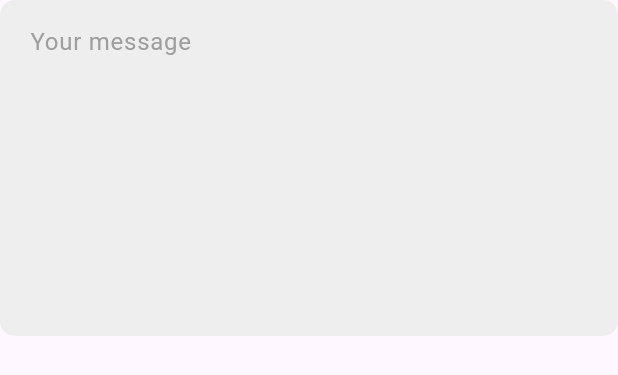
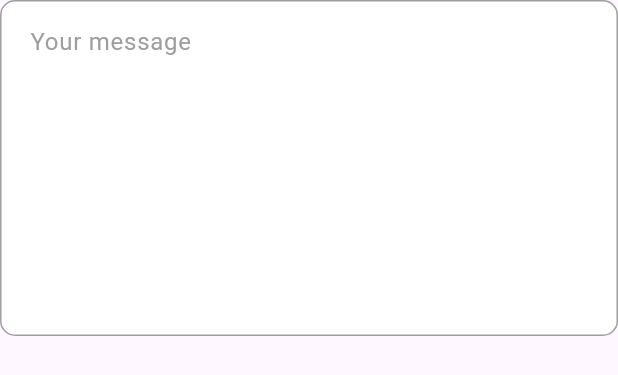
Before and after one commit to mari431/mari431.github.io, a Flutter app: the CustomTextField widget shown alone on an empty page, opened directly, on a phone screen of 412 x 824 dp. Shown: the top 375 px of the screen. Run offline on Flutter 3.47's test engine with Material 3 defaults, Android fonts, the phone set to English and light mode, and no system bars; our stand-ins replace get, video_player; missing offline and left inert: dart:html, dart:js, marquee_list.

Commit message:
appcolor updated

```diff
--- a/lib/screens/ContactPage.dart
+++ b/lib/screens/ContactPage.dart
@@ -117,7 +117,6 @@ class ContactScreen extends StatelessWidget {
                 validator:(val){
                   Contactcontroller.to.validateName(val!);
                 }
-
             ),
           ),
           const SizedBox(width: 15),
--- a/lib/widgets/custom_widget/custom_textfield.dart
+++ b/lib/widgets/custom_widget/custom_textfield.dart
@@ -33,7 +33,7 @@ class _CustomTextFieldState extends State<CustomTextField> {
       decoration: InputDecoration(
         contentPadding: const EdgeInsets.all(16),
         filled: true,
-        fillColor: Colors.grey.shade200,
+        fillColor: Colors.white,
         focusedBorder: getInputBorder,
         enabledBorder: getInputBorder,
         border: getInputBorder,
@@ -56,7 +56,8 @@ class _CustomTextFieldState extends State<CustomTextField> {
   OutlineInputBorder get getInputBorder {
     return OutlineInputBorder(
       borderRadius: BorderRadius.circular(10),
-      borderSide: BorderSide.none,
+      // borderSide: BorderSide.none,
+      borderSide: BorderSide(color: Colors.grey),
     );
   }
 }
--- a/lib/widgets/sample_work_widget/sample_work_card.dart
+++ b/lib/widgets/sample_work_widget/sample_work_card.dart
@@ -28,6 +28,7 @@ class SampleWorkCardWidget extends StatelessWidget {
       width: 250,
       decoration: BoxDecoration(
           borderRadius: BorderRadius.circular(10),
+          border: Border.all(color: Colors.grey.withOpacity(0.5)),
           // color: Color(0xff424657),
           boxShadow: [
             BoxShadow(
```
